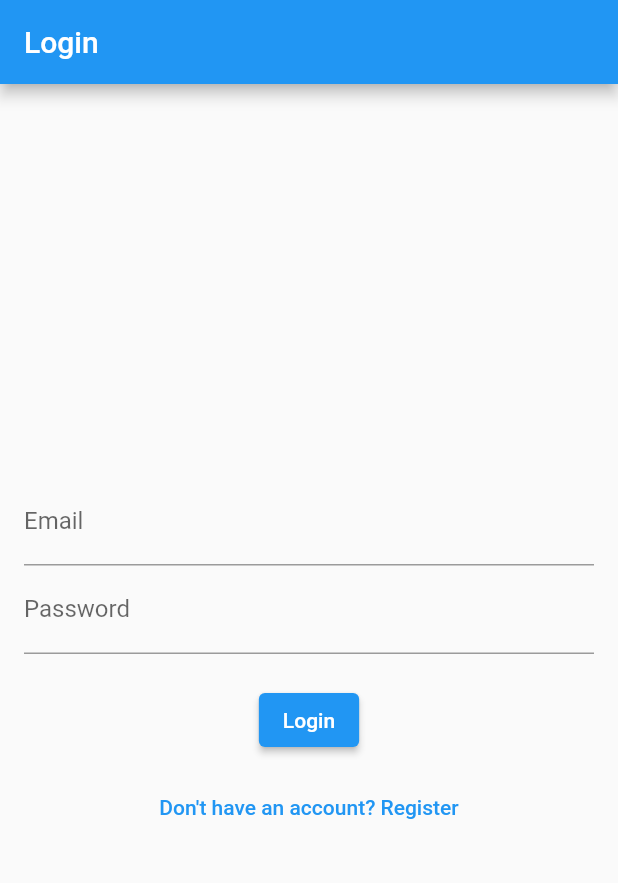
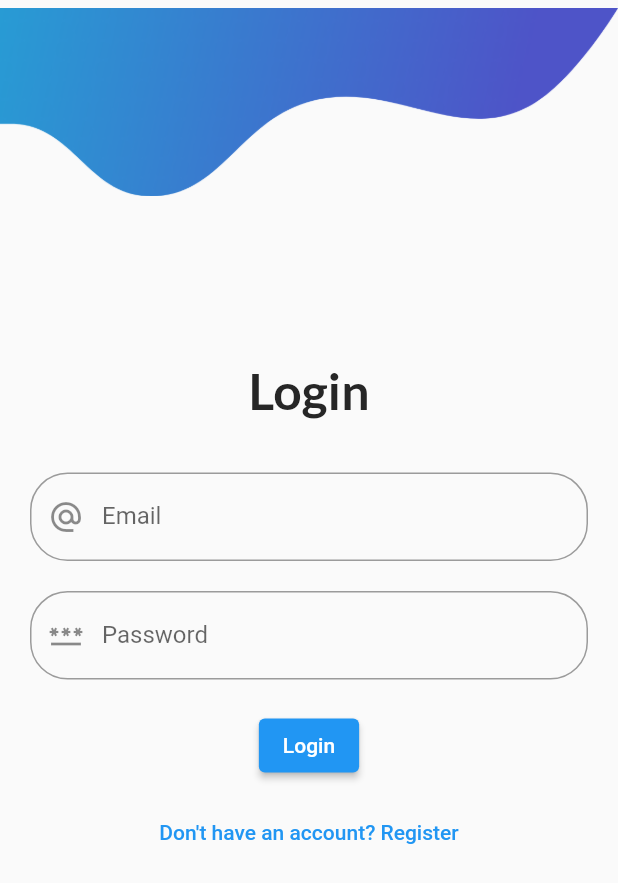
Before and after one commit to Gre8Gatsby/C-Note, a Flutter app: the screen it shows after launch, after a tap on "Register", on a phone screen of 412 x 824 dp. Shown: the top 883 px of the screen. Run offline on Flutter 3.47's test engine with Material 2 defaults, Android fonts, the phone set to English and light mode, and no system bars; our stand-ins replace google_fonts, shared_preferences, speech_to_text.

Commit message:
logo changed

```diff
--- a/lib/screens/login.dart
+++ b/lib/screens/login.dart
@@ -1,5 +1,6 @@
 import 'package:flutter/material.dart';
 import 'package:shared_preferences/shared_preferences.dart';
+import '../utils.dart';
 
 class LoginPage extends StatefulWidget {
   @override
@@ -20,21 +21,79 @@ class _LoginPageState extends State<LoginPage> {
     } else {
       // Show an error message or toast indicating failed authentication
       // For simplicity, we'll just print a message here.
+      // Fluttertoast.showToast(
+      //   msg: 'Invalid credentials',
+      //   toastLength: Toast.LENGTH_SHORT,
+      //   gravity: ToastGravity.CENTER,
+      // );
       print('Authentication failed');
     }
   }
 
   @override
   Widget build(BuildContext context) {
+    double baseWidth = 360;
+    double fem = MediaQuery.of(context).size.width / baseWidth;
+    double ffem = fem * 0.97;
     return Scaffold(
-      appBar: AppBar(title: Text('Login')),
-      body: Padding(
-        padding: const EdgeInsets.all(16.0),
+      body: SingleChildScrollView(
         child: Column(
           mainAxisAlignment: MainAxisAlignment.center,
           children: [
-            TextField(controller: emailController, decoration: InputDecoration(labelText: 'Email')),
-            TextField(controller: passwordController, decoration: InputDecoration(labelText: 'Password')),
+            Container(
+              // vector1gWV (1:66)
+              margin: EdgeInsets.fromLTRB(0 * fem, 0 * fem, 0 * fem, 13 * fem),
+              width: 391 * fem,
+              height: 119 * fem,
+              child: Image.asset(
+                'images/vector-1-Nm7.png',
+                width: 391 * fem,
+                height: 119 * fem,
+              ),
+            ),
+            SizedBox(height: 90),
+            Text(
+              // createaccountaLy (1:77)
+              'Login',
+              textAlign: TextAlign.center,
+              style: SafeGoogleFont(
+                'Lato',
+                fontSize: 30 * ffem,
+                fontWeight: FontWeight.w700,
+                height: 1.2 * ffem / fem,
+                color: Color(0xff262626),
+              ),
+            ),
+            SizedBox(height: 35),
+            Padding(
+              padding: EdgeInsets.symmetric(horizontal: 20.0),
+              child: TextField(
+                  controller: emailController,
+                  decoration: InputDecoration(
+                    labelText: 'Email',
+                    hintText: 'Mail Address',
+                    border: OutlineInputBorder(
+                      borderRadius: BorderRadius.circular(
+                          25.0),
+                    ),
+                    prefixIcon: Icon(Icons.alternate_email),
+                  )),
+            ),
+            SizedBox(height: 20),
+            Padding(
+              padding: EdgeInsets.symmetric(horizontal: 20.0),
+              child: TextField(
+                  controller: passwordController,
+                  decoration: InputDecoration(
+                    labelText: 'Password',
+                    hintText: 'Your Password',
+                    border: OutlineInputBorder(
+                      borderRadius: BorderRadius.circular(
+                          25.0),
+                    ),
+                    prefixIcon: Icon(Icons.password),
+                  )),
+            ),
             SizedBox(height: 20),
             ElevatedButton(onPressed: _login, child: Text('Login')),
             SizedBox(height: 10),
@@ -44,6 +103,7 @@ class _LoginPageState extends State<LoginPage> {
               },
               child: Text("Don't have an account? Register"),
             ),
+
           ],
         ),
       ),
--- a/lib/screens/register.dart
+++ b/lib/screens/register.dart
@@ -1,5 +1,6 @@
 import 'package:flutter/material.dart';
 import 'package:shared_preferences/shared_preferences.dart';
+import 'package:verbalyze/utils.dart';
 
 class RegisterPage extends StatefulWidget {
   @override
@@ -23,26 +24,119 @@ class _RegisterPageState extends State<RegisterPage> {
 
   @override
   Widget build(BuildContext context) {
+    double baseWidth = 360;
+    double fem = MediaQuery.of(context).size.width / baseWidth;
+    double ffem = fem * 0.97;
     return Scaffold(
-      appBar: AppBar(title: Text('Register')),
-      body: Padding(
-        padding: const EdgeInsets.all(16.0),
+      body: SingleChildScrollView(
         child: Column(
           mainAxisAlignment: MainAxisAlignment.center,
           children: [
-            TextField(controller: nameController, decoration: InputDecoration(labelText: 'Name')),
-            TextField(controller: passwordController, decoration: InputDecoration(labelText: 'Password')),
-            TextField(controller: emailController, decoration: InputDecoration(labelText: 'Email')),
-            TextField(controller: mobileController, decoration: InputDecoration(labelText: 'Mobile')),
+            Container(
+              // vector1gWV (1:66)
+              margin: EdgeInsets.fromLTRB(0 * fem, 0 * fem, 0 * fem, 13 * fem),
+              width: 391 * fem,
+              height: 119 * fem,
+              child: Image.asset(
+                'images/vector-1-Nm7.png',
+                width: 391 * fem,
+                height: 119 * fem,
+              ),
+            ),
+            Text(
+              // createaccountaLy (1:77)
+              'Create account',
+              textAlign: TextAlign.center,
+              style: SafeGoogleFont(
+                'Lato',
+                fontSize: 30 * ffem,
+                fontWeight: FontWeight.w700,
+                height: 1.2 * ffem / fem,
+                color: Color(0xff262626),
+              ),
+            ),
+            SizedBox(height: 35),
+            Padding(
+              padding: EdgeInsets.symmetric(horizontal: 20.0),
+              child: TextField(
+                  controller: nameController,
+                  decoration: InputDecoration(
+                    labelText: 'Name',
+                    hintText: 'Your Name',
+                    border: OutlineInputBorder(
+                      borderRadius: BorderRadius.circular(
+                          25.0),
+                    ),
+                    prefixIcon: Icon(Icons.person),
+                  )),
+            ),
+            SizedBox(height: 20),
+            Padding(
+              padding: EdgeInsets.symmetric(horizontal: 20.0),
+              child: TextField(
+                  controller: passwordController,
+                  decoration: InputDecoration(
+                    labelText: 'Password',
+                    hintText: 'Your Password',
+                    border: OutlineInputBorder(
+                      borderRadius: BorderRadius.circular(
+                          25.0),
+                    ),
+                    prefixIcon: Icon(Icons.password),
+                  )),
+            ),
+            SizedBox(height: 20),
+            Padding(
+              padding: EdgeInsets.symmetric(horizontal: 20.0),
+              child: TextField(
+                  controller: emailController,
+                  decoration: InputDecoration(
+                    labelText: 'Email',
+                    hintText: 'Your Email',
+                    border: OutlineInputBorder(
+                      borderRadius: BorderRadius.circular(
+                          25.0),
+                    ),
+                    prefixIcon: Icon(Icons.alternate_email),
+                  )),
+            ),
+            SizedBox(height: 20),
+            Padding(
+              padding: EdgeInsets.symmetric(horizontal: 20.0),
+              child: TextField(
+                  controller: mobileController,
+                  decoration: InputDecoration(
+                    labelText: 'Mobile',
+                    hintText: 'Phone Number',
+                    border: OutlineInputBorder(
+                      borderRadius: BorderRadius.circular(
+                          25.0),
+                    ),
+                    prefixIcon: Icon(Icons.phone),
+                  )),
+            ),
             SizedBox(height: 20),
             ElevatedButton(onPressed: _register, child: Text('Register')),
             SizedBox(height: 10),
             TextButton(
               onPressed: () {
-                Navigator.pushReplacementNamed(context, '/login'); // Navigate to login page
+                Navigator.pushReplacementNamed(
+                    context, '/login'); // Navigate to login page
               },
               child: Text('Already have an account? Log in'),
             ),
+
+                // SizedBox(
+                //   width: 352.86 * fem,
+                //   height: 398.83 * fem,
+                //   child: Image.asset(
+                //     'images/vector-2-hDk.png',
+                //     width: 641.86 * fem,
+                //     height: 798.83 * fem,
+                //   ),
+                // ),
+
+
           ],
         ),
       ),
--- a/lib/screens/splashScreen.dart
+++ b/lib/screens/splashScreen.dart
@@ -68,8 +68,8 @@ class _SplashScreenState extends State<SplashScreen> {
               child: Center(
                 child: Image.asset(
                   "images/verbalyze.png",
-                  width: 120,
-                  height: 120,
+                  width: 190,
+                  height: 190,
                 ),
               ),
             ),
--- a/pubspec.yaml
+++ b/pubspec.yaml
@@ -39,6 +39,7 @@ dependencies:
   intl: ^0.18.1
   google_fonts: ^4.0.4
   shared_preferences: ^2.1.1
+  fluttertoast: ^8.2.2
 
 dev_dependencies:
   flutter_test:
```
Also changed, not shown: images/verbalyze.png, images/verbalyze1.png (added), pubspec.lock.
